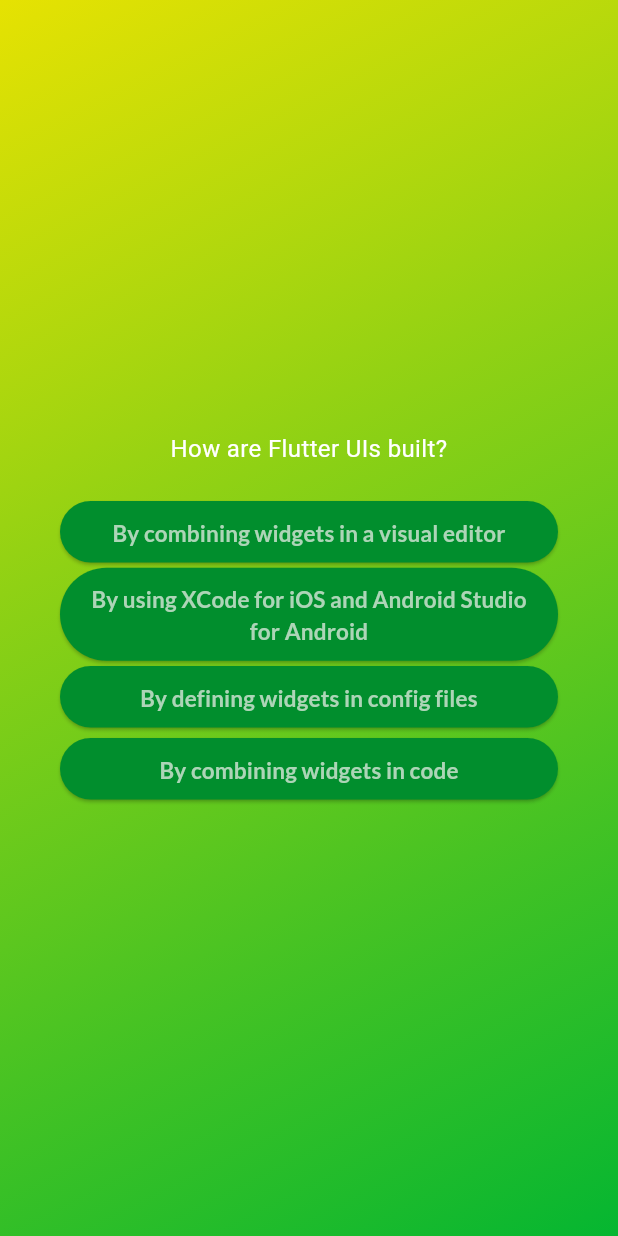
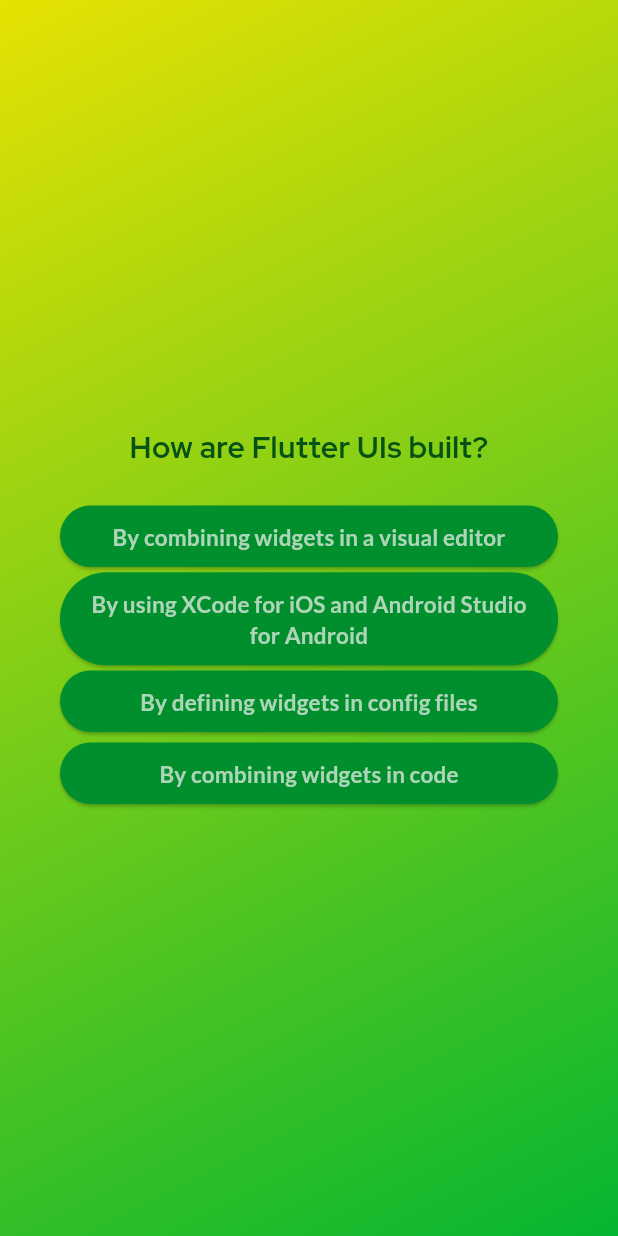
Before and after one commit to kalims-sahebi/flutter-quiz-app, a Flutter app: the screen it shows after launch, after a tap on "Start Quiz", after a tap on "Components", on a phone screen of 412 x 824 dp. Run offline on Flutter 3.47's test engine with Material 3 defaults, Android fonts, the phone set to English and light mode, and no system bars; our stand-ins replace google_fonts.

```diff
--- a/lib/questions_screen.dart
+++ b/lib/questions_screen.dart
@@ -1,10 +1,11 @@
 import 'package:flutter/material.dart';
 import 'package:flutter_quiz_app/custome_widgets/answer_button.dart';
 import 'package:flutter_quiz_app/data/questions.dart';
+import 'package:google_fonts/google_fonts.dart';
 
 class QuestionsScreen extends StatefulWidget {
-  const QuestionsScreen({super.key});
-
+  const QuestionsScreen({super.key, required this.onAnswerSelect});
+  final void Function(String answer) onAnswerSelect;
   @override
   State<QuestionsScreen> createState() {
     return _QuestionsScreenState();
@@ -13,7 +14,9 @@ class QuestionsScreen extends StatefulWidget {
 
 class _QuestionsScreenState extends State<QuestionsScreen> {
   var currentQuestionIndex = 0;
-  void answerQuestion() {
+  void answerQuestion(String asnwer) {
+    widget.onAnswerSelect(asnwer);
+
     setState(() {
       currentQuestionIndex++;
     });
@@ -30,10 +33,10 @@ class _QuestionsScreenState extends State<QuestionsScreen> {
         children: [
           Text(
             currentQuestion.question,
-            style: const TextStyle(
-              color: Colors.white,
-              fontSize: 16,
-            ),
+            style: GoogleFonts.redHatDisplay(
+                color: const Color.fromARGB(255, 6, 82, 20),
+                fontSize: 20,
+                fontWeight: FontWeight.bold),
             textAlign: TextAlign.center,
           ),
           const SizedBox(
@@ -42,7 +45,9 @@ class _QuestionsScreenState extends State<QuestionsScreen> {
           ...currentQuestion.getShuffledAnswerList().map((answers) {
             return AnswerButton(
               answertxt: answers,
-              onTap: answerQuestion,
+              onTap: () {
+                answerQuestion(answers);
+              },
             );
           }),
         ],
--- a/lib/quiz.dart
+++ b/lib/quiz.dart
@@ -2,6 +2,8 @@ import 'package:flutter/material.dart';
 
 import 'package:flutter_quiz_app/first_screen.dart';
 import 'package:flutter_quiz_app/questions_screen.dart';
+import 'package:flutter_quiz_app/data/questions.dart';
+import 'package:flutter_quiz_app/result_screen.dart';
 
 class Quiz extends StatefulWidget {
   const Quiz({super.key});
@@ -13,6 +15,17 @@ class Quiz extends StatefulWidget {
 }
 
 class _QuizState extends State<Quiz> {
+  List<String> selectedAnswers = [];
+  void chooseAnswer(String answer) {
+    selectedAnswers.add(answer);
+    if (selectedAnswers.length == questions.length) {
+      selectedAnswers = [];
+      setState(() {
+        activeScreen = 'result-screen';
+      });
+    }
+  }
+
   var activeScreen = 'start-screen';
 // @override
   // void initState() {
@@ -30,7 +43,12 @@ class _QuizState extends State<Quiz> {
     Widget screenWidget = FirstScreen(switchScreen);
 
     if (activeScreen == 'questions-screen') {
-      screenWidget = const QuestionsScreen();
+      screenWidget = QuestionsScreen(
+        onAnswerSelect: chooseAnswer,
+      );
+    }
+    if (activeScreen == 'result-screen') {
+      screenWidget = ResultScreen();
     }
 
     return MaterialApp(
```
Also changed, not shown: lib/result_screen.dart (added, +30 -0 lines), flutter_01.png, flutter_02.png (deleted), flutter_03.png (deleted), flutter_04.png (deleted), flutter_05.png (deleted), flutter_06.png (deleted), flutter_07.png (deleted), flutter_08.png (deleted), flutter_09.png (deleted).
